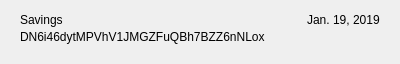
This is src/qt/pwrb/forms/myaddressrow.ui in PWRB-Project/PWRB as Qt 5 draws it before an edit. The edited form follows.
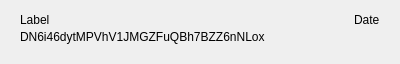
This is the edited form.

```diff
--- a/src/qt/pwrb/forms/myaddressrow.ui
+++ b/src/qt/pwrb/forms/myaddressrow.ui
@@ -34,7 +34,7 @@
      <item>
       <widget class="QLabel" name="labelName">
        <property name="text">
-        <string>Savings</string>
+        <string notr="true">Label</string>
        </property>
       </widget>
      </item>
@@ -54,7 +54,7 @@
      <item>
       <widget class="QLabel" name="labelDate">
        <property name="text">
-        <string>Jan. 19, 2019</string>
+        <string notr="true">Date</string>
        </property>
       </widget>
      </item>
```
Left out of the diff: 2 changed lines with no effect on the pictures.
